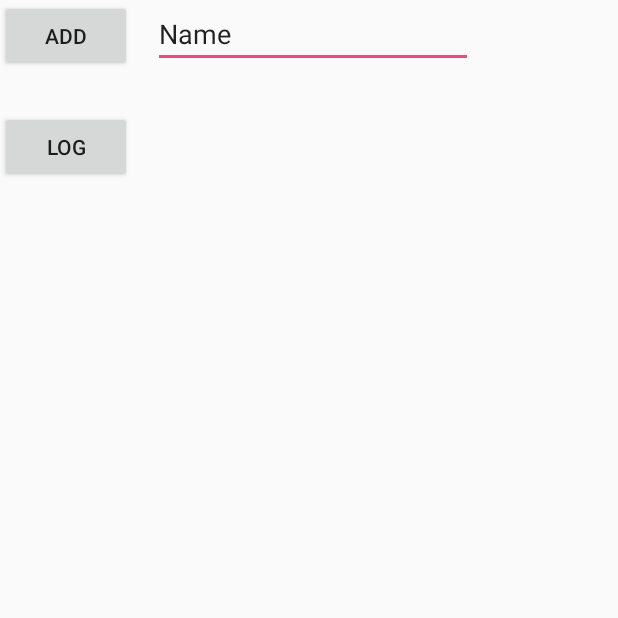
After one commit to IkanoOsushi/iKalendar, an Android app: the DBTest screen opened directly, with no data from a screen before it, on a phone screen of 412 x 824 dp, the top half of it. The commit adds this screen. Run offline under Robolectric (Android 15) with nearby library versions, the phone set to English and light mode, and no system bars; libraries missing offline, so code that uses them is left out: io.realm; 2 statements that could not run were skipped.

Commit message:
初期DataBase及びDBテストアクティビティの実装

```diff
--- a/app/build.gradle
+++ b/app/build.gradle
@@ -24,6 +24,8 @@ dependencies {
     androidTestCompile('com.android.support.test.espresso:espresso-core:2.2.2', {
         exclude group: 'com.android.support', module: 'support-annotations'
     })
+    apply plugin: 'realm-android'
+
     compile 'com.android.support:appcompat-v7:25.3.1'
     compile 'com.android.support:support-v4:25.3.1'
     compile 'com.android.support:design:25.3.1'
--- a/app/src/main/AndroidManifest.xml
+++ b/app/src/main/AndroidManifest.xml
@@ -20,6 +20,7 @@
         <activity android:name=".TimetableActivity" />
         <activity android:name=".ReminderActivity" />
         <activity android:name=".CalendarActivity" />
+        <activity android:name=".DBTest"></activity>
     </application>
 
 </manifest>
--- /dev/null
+++ b/app/src/main/java/org/t_robop/ikalendar/DBTest.java
@@ -0,0 +1,77 @@
+package org.t_robop.ikalendar;
+
+import android.support.v7.app.AppCompatActivity;
+import android.os.Bundle;
+import android.util.Log;
+import android.view.View;
+import android.widget.EditText;
+import android.widget.TextView;
+
+import io.realm.Realm;
+import io.realm.RealmQuery;
+import io.realm.RealmResults;
+
+public class DBTest extends AppCompatActivity {
+    Realm realm;
+    EditText editText;
+
+    @Override
+    protected void onCreate(Bundle savedInstanceState) {
+        super.onCreate(savedInstanceState);
+        setContentView(R.layout.activity_dbtest);
+        Realm.init(this);
+
+        // xmlとの関連付け
+        editText = (EditText)findViewById(R.id.editText);
+
+        //realmの初期化
+        realm = Realm.getDefaultInstance();
+    }
+    //Addボタンを押したときの処理
+    public void add (View v){
+        //トランザクション開始
+        realm.beginTransaction();
+        //インスタンスを生成
+        DataBase model = realm.createObject(DataBase.class);
+
+        //書き込みたいデータをインスタンスに入れる
+        model.setId(1);
+        model.setName(editText.getText().toString());
+
+        //トランザクション終了 (データを書き込む)
+        realm.commitTransaction();
+
+/*
+        // データを挿入する
+        realm.executeTransaction(new Realm.Transaction(){
+            @Override
+            public void execute(Realm realm){
+                TestDB u = realm.createObject(TestDB.class);
+                u.setName("サンプル太郎");
+                u.setId(25);
+            }
+        });
+ */
+
+
+    }
+
+    //Logボタンをおした時
+    public void showLog(View v){
+        //検索用のクエリ作成
+        RealmQuery<DataBase> query = realm.where(DataBase.class);
+
+//        query.equalTo("name", "test");
+//        query.or().equalTo("id", 2);
+//        query.or().equalTo("id", 3);
+
+        //インスタンス生成し、その中にすべてのデータを入れる 今回なら全てのデータ
+        RealmResults<DataBase> results = query.findAll();
+
+        //すべての値をログに出力
+        for (DataBase test:results){
+            System.out.println(test.getName());
+        }
+    }
+
+}
--- a/app/src/main/java/org/t_robop/ikalendar/DebugActivity.java
+++ b/app/src/main/java/org/t_robop/ikalendar/DebugActivity.java
@@ -25,7 +25,7 @@ public class DebugActivity extends AppCompatActivity
     ArrayList<Class> arrayList;
 
     //ここに入れればデバッグアクティビティのリストに追加される
-    Class[] DebugClass={CalendarActivity.class,MainActivity.class,ReminderActivity.class,TimetableActivity.class};
+    Class[] DebugClass={CalendarActivity.class,MainActivity.class,ReminderActivity.class,TimetableActivity.class,DBTest.class};
 
     @Override
     protected void onCreate(Bundle savedInstanceState) {
--- /dev/null
+++ b/app/src/main/res/layout/activity_dbtest.xml
@@ -0,0 +1,43 @@
+<?xml version="1.0" encoding="utf-8"?>
+<RelativeLayout xmlns:android="http://schemas.android.com/apk/res/android"
+    xmlns:app="http://schemas.android.com/apk/res-auto"
+    xmlns:tools="http://schemas.android.com/tools"
+    android:layout_width="match_parent"
+    android:layout_height="match_parent"
+    tools:context="org.t_robop.ikalendar.DBTest">
+
+    <EditText
+        android:id="@+id/editText"
+        android:layout_width="wrap_content"
+        android:layout_height="wrap_content"
+        android:ems="10"
+        android:inputType="textPersonName"
+        android:text="Name"
+        tools:layout_editor_absoluteX="83dp"
+        tools:layout_editor_absoluteY="81dp"
+        android:layout_alignParentTop="true"
+        android:layout_toRightOf="@+id/button"
+        android:layout_toEndOf="@+id/button"
+        android:layout_marginLeft="14dp"
+        android:layout_marginStart="14dp" />
+
+    <Button
+        android:id="@+id/button"
+        android:layout_width="wrap_content"
+        android:layout_height="wrap_content"
+        android:onClick="add"
+        android:text="add"
+        tools:layout_editor_absoluteX="148dp"
+        tools:layout_editor_absoluteY="145dp" />
+
+    <Button
+        android:id="@+id/button2"
+        android:layout_width="wrap_content"
+        android:layout_height="wrap_content"
+        android:layout_alignParentLeft="true"
+        android:layout_alignParentStart="true"
+        android:layout_below="@+id/button"
+        android:layout_marginTop="26dp"
+        android:onClick="showLog"
+        android:text="Log" />
+</RelativeLayout>
--- a/build.gradle
+++ b/build.gradle
@@ -6,6 +6,7 @@ buildscript {
     }
     dependencies {
         classpath 'com.android.tools.build:gradle:2.3.1'
+        classpath "io.realm:realm-gradle-plugin:3.3.2"
 
         // NOTE: Do not place your application dependencies here; they belong
         // in the individual module build.gradle files
```
Also changed, not shown: app/src/main/java/org/t_robop/ikalendar/DataBase.java (added, +27 -0 lines).
